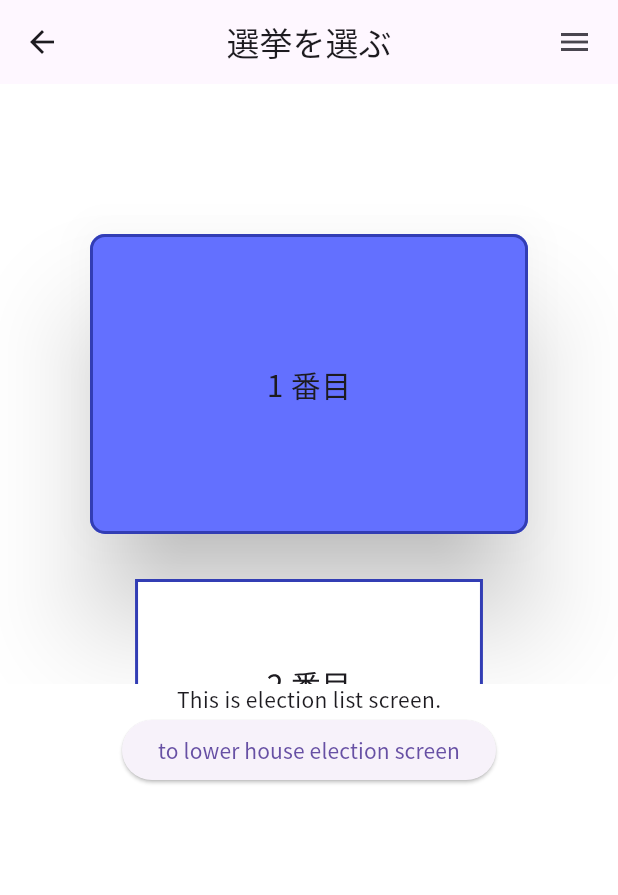
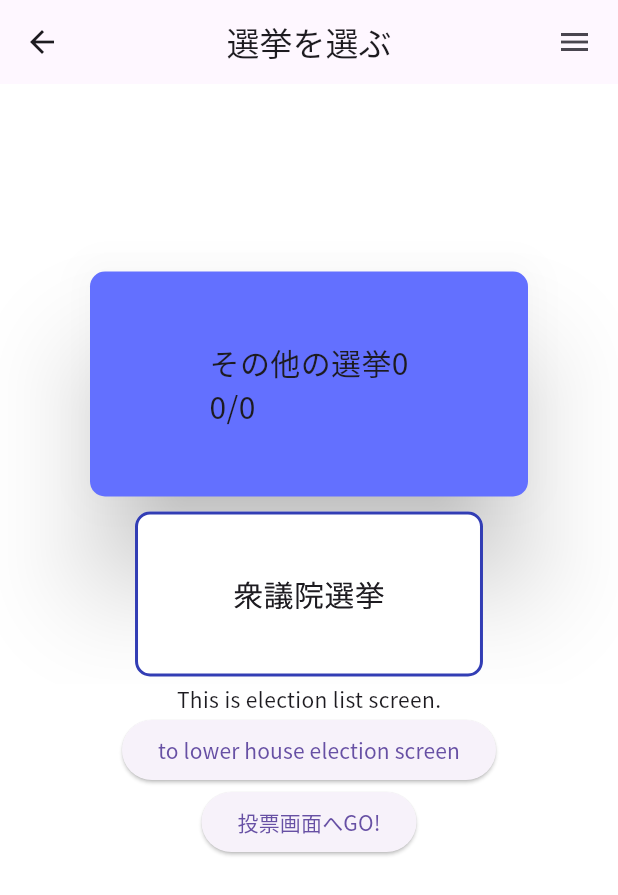
Before and after one commit to yambaru-hackathon/Group-6, a Flutter app: the ElectionList screen opened directly, on a phone screen of 412 x 824 dp. Shown: the top 895 px of the screen. Run offline on Flutter 3.47's test engine with Material 3 defaults, Android fonts, the phone set to English and light mode, and no system bars; our stand-ins replace firebase_auth, firebase_core, flutter_riverpod, riverpod_annotation; missing offline and left inert: dart:ffi, navigator_scope; accounts and stored records are empty; generated files the repository leaves out were written again.

Commit message:
UIと処理の実装

```diff
--- a/lib/screen/election/election_list.dart
+++ b/lib/screen/election/election_list.dart
@@ -1,3 +1,4 @@
+import 'dart:ffi';
 import 'package:flutter/material.dart';
 import '../../components/app_bar.dart';
 import 'lower_house.dart';
@@ -9,17 +10,47 @@ class ElectionList extends StatefulWidget {
   State<ElectionList> createState() => _ElectionListState();
 }
 
+class ListGenerator {
+  static Map<String, dynamic> generateList(int i) {
+    Map<String, dynamic> map = {};
+
+    i == 1
+        ? map['page'] = 'LowerHouse'
+        : i == 2
+            ? map['page'] = 'UpperHouse'
+            : map['page'] = 'AnotherHouse';
+
+    i == 1
+        ? map['id'] = '衆議院選挙'
+        : i == 2
+            ? map['id'] = '参議院選挙'
+            : map['id'] = 'その他の選挙$i';
+    map['year'] = '$i';
+    map['date'] = '$i';
+    return map;
+  }
+}
+
+class TwoDimensionalListGenerator {
+  List<Map<String, dynamic>> generateTwoDimensionalList(int rows) {
+    List<Map<String, dynamic>> twoDList = [];
+    for (int j = 0; j < rows; j++) {
+      Map<String, dynamic> sampleList = {'order': j};
+      sampleList.addAll(ListGenerator.generateList(j));
+      twoDList.add(sampleList);
+    }
+    return twoDList;
+  }
+}
+
 class _ElectionListState extends State<ElectionList> {
   final _controller = FixedExtentScrollController(initialItem: 0);
-  double _height = 200;
+  String page = 'test';
 
-//  int _counter = 0;
+  final List<Map<String, dynamic>> _electionList =
+      TwoDimensionalListGenerator().generateTwoDimensionalList(6);
 
-  void _incrementCounter() {
-    // setState(() {
-    //   _counter++;
-    // });
-  }
+  //そこに飛ぶ
   void _scroll(position) {
     _controller.animateToItem(position,
         duration: Duration(milliseconds: 500), curve: Curves.easeInOut);
@@ -33,7 +64,7 @@ class _ElectionListState extends State<ElectionList> {
       body: Container(
         width: MediaQuery.of(context).size.width,
         height: MediaQuery.of(context).size.height,
-        color: Colors.white,
+        color: Color.fromARGB(255, 255, 255, 255),
         child: Column(
 //          mainAxisAlignment: MainAxisAlignment.center,
           children: <Widget>[
@@ -41,8 +72,8 @@ class _ElectionListState extends State<ElectionList> {
               height: 400,
               child: ListWheelScrollView(
                 controller: _controller,
-                diameterRatio: 20, //リストの間の幅
-                itemExtent: _height, //リストの幅
+                diameterRatio: 50, //リストの間の幅
+                itemExtent: 150, //リストの幅
 //                overAndUnderCenterOpacity: 0.5, //透明度
                 perspective: 0.0001, //まるみ
                 useMagnifier: false, //拡大するか否か
@@ -52,46 +83,64 @@ class _ElectionListState extends State<ElectionList> {
                   // update the UI on selected item changes
                   setState(() {
                     _selectedItemIndex = index;
+                    page = _electionList[index]['page'];
                   });
                 },
                 children: [
-                  for (var i in List.generate(10, (i) => i))
+                  for (var map in _electionList)
                     Container(
+                      width: 500,
+                      height: 300,
                       child: Card(
                         shadowColor: Colors.black,
-                        elevation: _selectedItemIndex == i ? 30 : 0,
-                        margin: _selectedItemIndex == i
+                        elevation: _selectedItemIndex == map['order'] ? 30 : 0,
+                        margin: _selectedItemIndex == map['order']
                             ? const EdgeInsets.only(
                                 right: 60,
                                 left: 60,
                               )
-                            : const EdgeInsets.only(
-                                top: 30,
+                            : _selectedItemIndex < map['order']
+                                ? const EdgeInsets.only(
+                                    top: 10,
                                     bottom: 30,
                                     right: 90,
                                     left: 90,
+                                  )
+                                : const EdgeInsets.only(
+                                    top: 30,
+                                    bottom: 10,
+                                    right: 90,
+                                    left: 90,
                                   ),
-                        color: _selectedItemIndex != i
+                        color: _selectedItemIndex == map['order']
+                            ? Color.fromARGB(255, 99, 112, 255)
+                            : _selectedItemIndex + 1 == map['order'] ||
+                                    _selectedItemIndex - 1 == map['order']
                                 ? Colors.white
-                            : Color.fromARGB(255, 99, 112, 255),
+                                : Colors.transparent,
                         shape: RoundedRectangleBorder(
                           side: BorderSide(
-                            color: const Color.fromARGB(255, 50, 61, 180), //色
+                            color: _selectedItemIndex + 1 == map['order'] ||
+                                    _selectedItemIndex - 1 == map['order']
+                                ? const Color.fromARGB(255, 50, 61, 180)
+                                : Colors.transparent, //色
                             width: 2, //太さ
                           ),
-                          borderRadius: BorderRadius.only(
-                            topLeft: _selectedItemIndex < i
-                                ? Radius.zero
-                                : Radius.circular(10),
-                            topRight: _selectedItemIndex < i
-                                ? Radius.zero
-                                : Radius.circular(10),
-                            bottomLeft: _selectedItemIndex > i
-                                ? Radius.zero
-                                : Radius.circular(10),
-                            bottomRight: _selectedItemIndex > i
-                                ? Radius.zero
-                                : Radius.circular(10),
+                          borderRadius: BorderRadius.all(
+                            Radius.circular(10),
+                            // BorderRadius.only(
+//                            topLeft: _selectedItemIndex < map['order']
+//                                ? Radius.zero
+//                                : Radius.circular(10),
+//                            topRight: _selectedItemIndex < map['order']
+//                                ? Radius.zero
+//                                : Radius.circular(10),
+//                            bottomLeft: _selectedItemIndex > map['order']
+//                                ? Radius.zero
+//                                : Radius.circular(10),
+//                            bottomRight: _selectedItemIndex > map['order']
+//                                ? Radius.zero
+//                                : Radius.circular(10),
                           ),
                         ),
                         child: InkWell(
@@ -99,14 +148,21 @@ class _ElectionListState extends State<ElectionList> {
                               .withAlpha(30),
                           onTap: () {
                             setState(() {
-                              _selectedItemIndex = i;
-                              _scroll(i);
+                              _selectedItemIndex = map['order'];
+                              _scroll(map['order']);
+                              page = map['page'];
                             });
                             debugPrint('Card taped');
                           },
                           child: Center(
                             child: Text(
-                              (i + 1).toString() + " 番目",
+                              _selectedItemIndex == map['order']
+                                  ? (map['id']) +
+                                      '\n' +
+                                      (map['year']).toString() +
+                                      '/' +
+                                      (map['date']).toString()
+                                  : (map['id']),
                               style: TextStyle(
                                 fontSize: 20,
                               ),
@@ -125,10 +181,32 @@ class _ElectionListState extends State<ElectionList> {
               onPressed: () {
                 Navigator.push(
                   context,
-                      MaterialPageRoute(
-                          builder: (context) => const LowerHouse()));
+                  MaterialPageRoute(builder: (context) => const LowerHouse()),
+                );
               },
-                child: const Text('to lower house election screen')),
+              child: const Text('to lower house election screen'),
+            ),
+            ElevatedButton(
+              onPressed: () {
+                if (page == 'LowerHouse') {
+                  Navigator.push(
+                    context,
+                    MaterialPageRoute(builder: (context) => LowerHouse()),
+                  );
+                } else if (page == 'UpperHouse') {
+                  Navigator.push(
+                    context,
+                    MaterialPageRoute(builder: (context) => UpperHouse()),
+                  );
+                } else if (page == 'AnotherHouse') {
+                  Navigator.push(
+                    context,
+                    MaterialPageRoute(builder: (context) => AnotherHouse()),
+                  );
+                }
+              },
+              child: const Text('投票画面へGO!'),
+            ),
           ],
         ),
       ),
```
Lines whose indentation alone changed are shown as unchanged.
